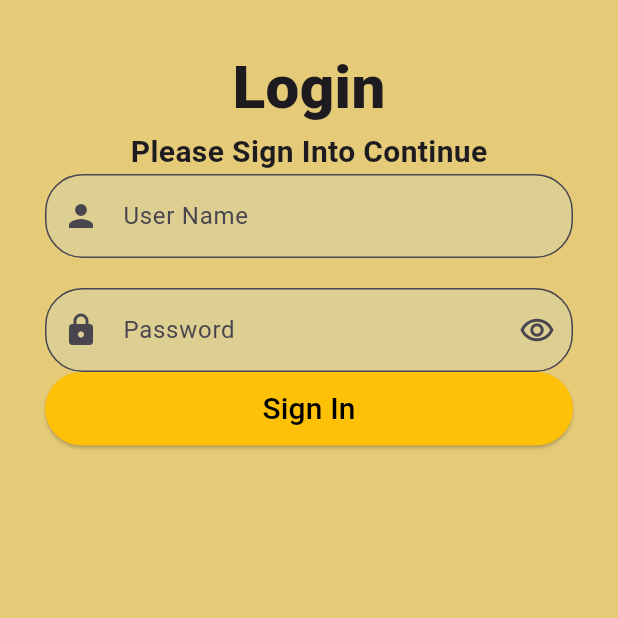
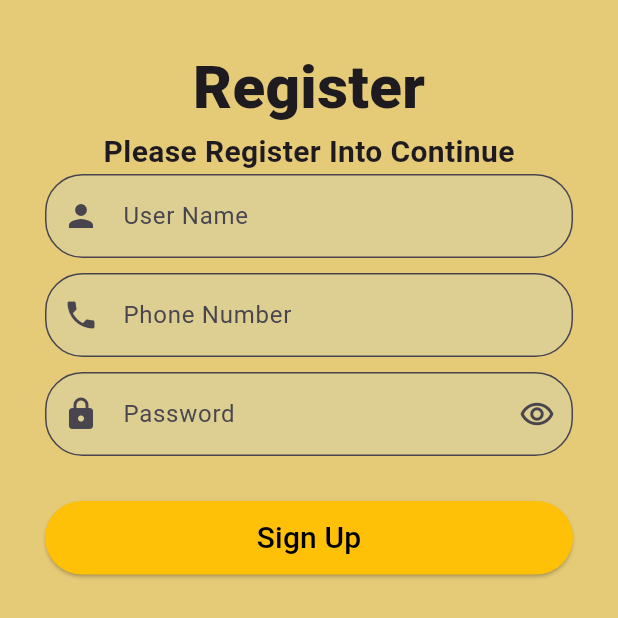
Before and after one commit to Dileesha-Lakshan07/capstone_project, a Flutter app: the screen it shows after launch, on a phone screen of 412 x 824 dp, the top half of it. Run offline on Flutter 3.47's test engine with Material 3 defaults, Android fonts, the phone set to English and light mode, and no system bars.

Commit message:
Add signUp.dart file for create signup screen and add header,inputFeild,signUp button.

```diff
--- a/dileesha/frontend/lib/main.dart
+++ b/dileesha/frontend/lib/main.dart
@@ -1,4 +1,5 @@
 import 'package:flutter/material.dart';
+import 'package:frontend/signUp.dart';
 import 'login.dart';
 
 void main(){
@@ -12,7 +13,7 @@
   Widget build(BuildContext context) {
     return const MaterialApp(
       title: "my app",
-      home: login(),
+      home: signUp(),
     );
   }
 }
--- /dev/null
+++ b/dileesha/frontend/lib/signUp.dart
@@ -0,0 +1,114 @@
+import 'package:flutter/material.dart';
+
+class signUp extends StatefulWidget {
+  const signUp({super.key});
+
+  @override
+  State<signUp> createState() => _signUpState();
+}
+
+class _signUpState extends State<signUp> {
+  @override
+  Widget build(BuildContext context) {
+    return SafeArea(child: Scaffold(
+      backgroundColor: Color.fromRGBO(229, 202, 119, 30),
+      body: SingleChildScrollView(
+        padding: const EdgeInsets.all(30),
+        child: Column(
+            children: [
+              _header(context),
+              _inputFeild(context),
+              _elevateButton(context),
+            ]
+        ),
+      ),
+    ),
+    );
+  }
+
+  _header(context) {
+    return Column(
+      children: <Widget>[
+        Text("Register",
+            style: TextStyle(fontSize: 40, fontWeight: FontWeight.w900),
+            textAlign: TextAlign.left),
+        Text("Please Register Into Continue",
+          textAlign: TextAlign.left,
+          style: TextStyle(fontSize: 20, fontWeight: FontWeight.bold),),
+      ],
+    );
+  }
+
+  _inputFeild(context){
+    return Column(
+      crossAxisAlignment: CrossAxisAlignment.stretch,
+      children: <Widget>[
+        TextField(
+          decoration: InputDecoration(
+              hintText: "User Name",
+              border: OutlineInputBorder(
+                borderRadius: BorderRadius.circular(25),
+              ),
+              fillColor: Theme
+                  .of(context)
+                  .primaryColorLight
+                  .withOpacity(0.2),
+              filled: true,
+              prefixIcon: Icon(Icons.person)
+          ),
+        ),
+        SizedBox(height: 10),
+
+        TextField(
+          decoration: InputDecoration(
+              hintText: "Phone Number",
+              border: OutlineInputBorder(
+                borderRadius: BorderRadius.circular(25),
+              ),
+              fillColor: Theme
+                  .of(context)
+                  .primaryColorLight
+                  .withOpacity(0.2),
+              filled: true,
+              prefixIcon: Icon(Icons.phone)
+          ),
+        ),
+        SizedBox(height: 10,),
+
+        TextField(
+          decoration: InputDecoration(
+            hintText: "Password",
+            border: OutlineInputBorder(
+              borderRadius: BorderRadius.circular(25),
+            ),
+            fillColor: Theme
+                .of(context)
+                .primaryColorLight
+                .withOpacity(0.2),
+            filled: true,
+            prefixIcon: Icon(Icons.lock_rounded),
+            suffixIcon: Icon(Icons.remove_red_eye_outlined),
+          ),
+          obscureText: true,
+        ),
+        SizedBox(height: 30,)
+      ],
+    );
+  }
+
+  _elevateButton(context){
+    return Column(
+      crossAxisAlignment: CrossAxisAlignment.stretch,
+      children: <Widget>[
+        ElevatedButton(onPressed: (){}, child:Text("Sign Up",style: TextStyle(fontSize: 20),),
+          style: ButtonStyle(
+            backgroundColor: MaterialStateProperty.all<Color>(Colors.amber),
+            foregroundColor: MaterialStateProperty.all<Color>(Colors.black),
+            shape:MaterialStateProperty.all(StadiumBorder()),
+            padding: MaterialStateProperty.all(EdgeInsets.symmetric(vertical: 10)) ,
+          ),
+        ),
+      ],
+    );
+  }
+}
```
